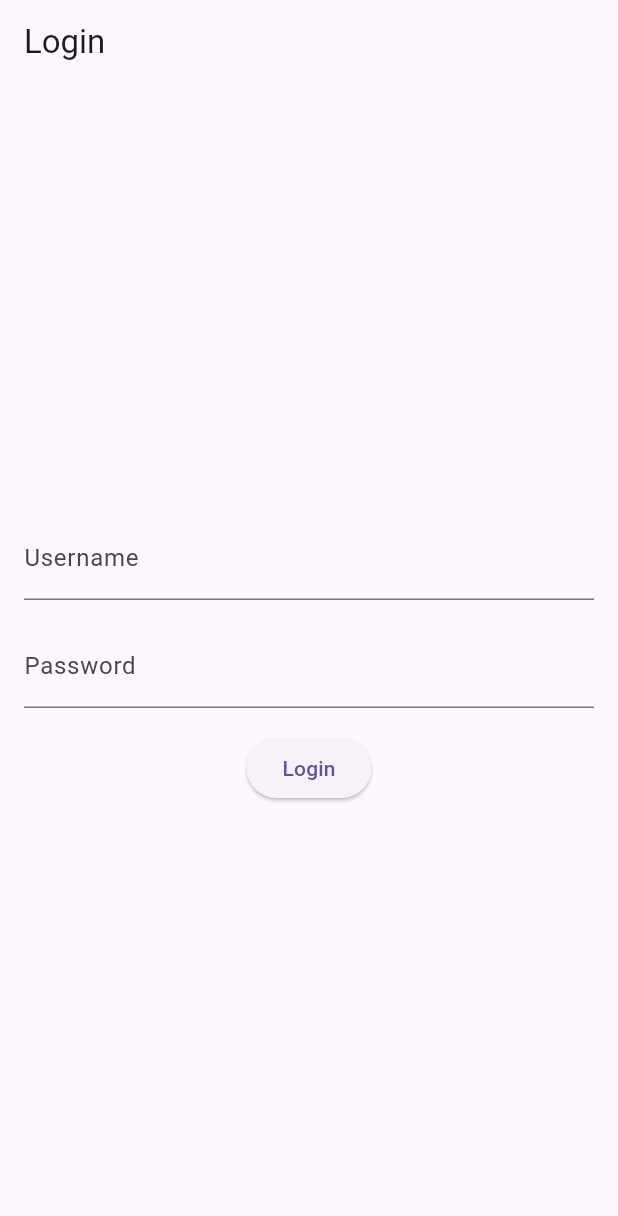
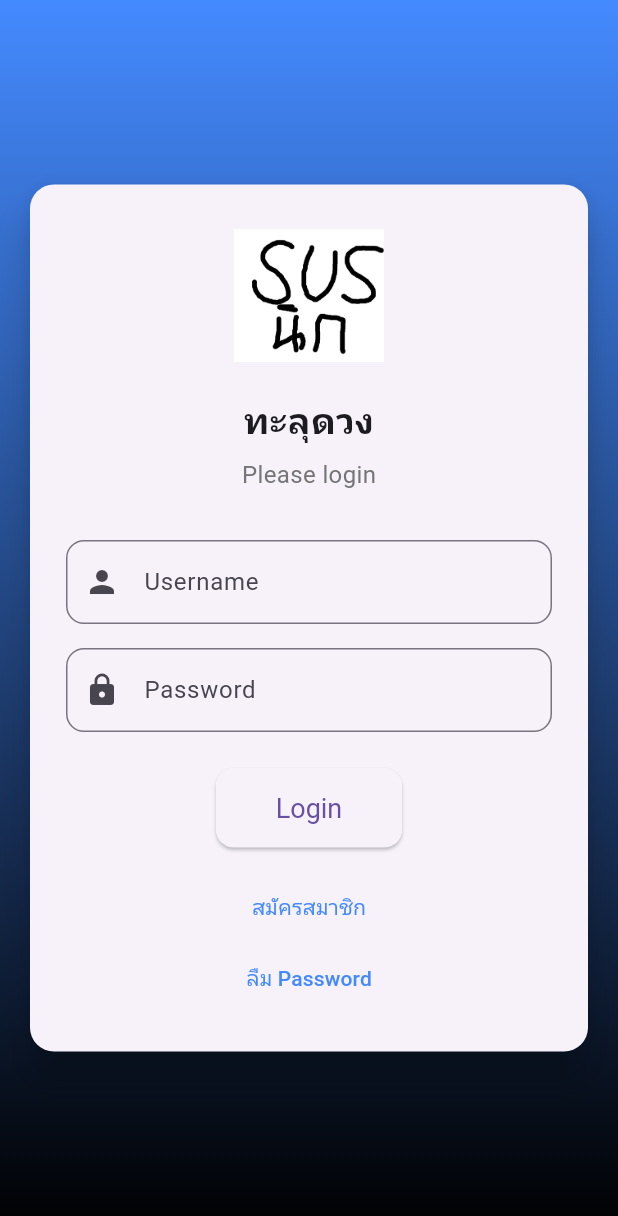
Before and after one commit to auntear/my_web, a Flutter app: the screen it shows after launch, on a phone screen of 412 x 824 dp. Shown: the top 1216 px of the screen. Run offline on Flutter 3.47's test engine with Material 3 defaults, Android fonts, the phone set to English and light mode, and no system bars.

Commit message:
login success

```diff
--- a/lib/main.dart
+++ b/lib/main.dart
@@ -11,7 +11,7 @@ class MyApp extends StatelessWidget {
   @override
   Widget build(BuildContext context) {
     return MaterialApp(
-      title: 'Login Page',
+      title: 'TARU DOUNG',
       theme: ThemeData(
         primarySwatch: Colors.blue,
       ),
@@ -26,10 +26,59 @@ class LoginPage extends StatelessWidget {
   @override
   Widget build(BuildContext context) {
     return Scaffold(
-      appBar: AppBar(
-        title: const Text('Login'),
+      body: Container(
+        decoration: const BoxDecoration(
+          gradient: LinearGradient(
+            colors: [Colors.blueAccent, Colors.black],
+            begin: Alignment.topCenter,
+            end: Alignment.bottomCenter,
+          ),
+        ),
+        child: Center(
+          child: SingleChildScrollView(
+            padding: const EdgeInsets.all(16.0),
+            child: Card(
+              shape: RoundedRectangleBorder(
+                borderRadius: BorderRadius.circular(16.0),
+              ),
+              elevation: 10.0,
+              child: Padding(
+                padding: const EdgeInsets.all(24.0),
+                child: Column(
+                  mainAxisSize: MainAxisSize.min,
+                  children: [
+                    Image.asset(
+                      'assets/images/Icon_login.png', // ใช้ชื่อไฟล์และตำแหน่งที่ถูกต้อง
+                      width: 100,
+                      height: 100,
+                    ),
+                    //const Icon(
+                      //Icons.lock_outline,
+                      //size: 100,
+                      //color: Colors.blueAccent,
+                    //),
+                    const SizedBox(height: 16.0),
+                    const Text(
+                      'ทะลุดวง',
+                      style: TextStyle(
+                        fontSize: 24.0,
+                        fontWeight: FontWeight.bold,
+                      ),
+                    ),
+                    const SizedBox(height: 8.0),
+                    Text(
+                      'Please login',
+                      style: TextStyle(fontSize: 16.0, color: Colors.grey[600]),
+                    ),
+                    const SizedBox(height: 32.0),
+                    const LoginForm(),
+                  ],
+                ),
+              ),
+            ),
+          ),
+        ),
       ),
-      body: LoginForm(),
     );
   }
 }
--- a/lib/process/login_app.dart
+++ b/lib/process/login_app.dart
@@ -14,19 +14,22 @@ class _LoginFormState extends State<LoginForm> {
 
   @override
   Widget build(BuildContext context) {
-    return Padding(
-      padding: const EdgeInsets.all(16.0),
-      child: Form(
+    return Form(
       key: _formKey,
       child: Column(
-          mainAxisAlignment: MainAxisAlignment.center,
         children: [
           TextFormField(
             controller: _usernameController,
-              decoration: const InputDecoration(labelText: 'Username'),
+            decoration: InputDecoration(
+              prefixIcon: const Icon(Icons.person),
+              labelText: 'Username',
+              border: OutlineInputBorder(
+                borderRadius: BorderRadius.circular(12.0),
+              ),
+            ),
             validator: (value) {
               if (value == null || value.isEmpty) {
-                  return 'Please enter your username';
+                return 'กรุณากรอก username';
               }
               return null;
             },
@@ -34,26 +37,58 @@ class _LoginFormState extends State<LoginForm> {
           const SizedBox(height: 16.0),
           TextFormField(
             controller: _passwordController,
-              decoration: const InputDecoration(labelText: 'Password'),
+            decoration: InputDecoration(
+              prefixIcon: const Icon(Icons.lock),
+              labelText: 'Password',
+              border: OutlineInputBorder(
+                borderRadius: BorderRadius.circular(12.0),
+              ),
+            ),
             obscureText: true,
             validator: (value) {
               if (value == null || value.isEmpty) {
-                  return 'Please enter your password';
+                return 'กรุณากรอก password';
               }
               return null;
             },
           ),
-            const SizedBox(height: 16.0),
+          const SizedBox(height: 24.0),
           ElevatedButton(
             onPressed: () {
               if (_formKey.currentState!.validate()) {
                 _login();
               }
             },
+            style: ElevatedButton.styleFrom(
+              padding:
+                  const EdgeInsets.symmetric(horizontal: 40.0, vertical: 16.0),
+              shape: RoundedRectangleBorder(
+                borderRadius: BorderRadius.circular(12.0),
+              ),
+              textStyle: const TextStyle(fontSize: 18),
+            ),
             child: const Text('Login'),
           ),
+          const SizedBox(height: 16.0),
+          TextButton(
+            onPressed: () {
+              // ลิงค์สำหรับการสมัครสมาชิก
+            },
+            child: const Text(
+              'สมัครสมาชิก',
+              style: TextStyle(color: Colors.blueAccent),
+            ),
+          ),
+          TextButton(
+            onPressed: () {
+              // ลิงค์สำหรับการรีเซ็ตรหัสผ่าน
+            },
+            child: const Text(
+              'ลืม Password',
+              style: TextStyle(color: Colors.blueAccent),
+            ),
+          ),
         ],
-        ),
       ),
     );
   }
@@ -62,15 +97,12 @@ class _LoginFormState extends State<LoginForm> {
     String username = _usernameController.text;
     String password = _passwordController.text;
 
-    // ตรวจสอบ username และ password
     if (username == 'admin' && password == '1234') {
-      // ล็อกอินสำเร็จให้แสดงหน้าใหม่
       Navigator.push(
         context,
         MaterialPageRoute(builder: (context) => const DashboardPage()),
       );
     } else {
-      // ล็อกอินไม่สำเร็จ
       ScaffoldMessenger.of(context).showSnackBar(
         const SnackBar(content: Text('Invalid username or password')),
       );
@@ -88,7 +120,7 @@ class DashboardPage extends StatelessWidget {
         title: const Text('Dashboard'),
       ),
       body: const Center(
-        child: Text('xxxx Welcome to the Dashboard! xxxx'),
+        child: Text('Welcome to the Dashboard!'),
       ),
     );
   }
--- a/pubspec.yaml
+++ b/pubspec.yaml
@@ -62,6 +62,8 @@ flutter:
   # assets:
   #   - images/a_dot_burr.jpeg
   #   - images/a_dot_ham.jpeg
+  assets:
+    - assets/images/Icon_login.png
 
   # An image asset can refer to one or more resolution-specific "variants", see
   # https://flutter.dev/to/resolution-aware-images
```
Also changed, not shown: assets/images/Icon_login.png (added). Lines whose indentation alone changed are shown as unchanged.
